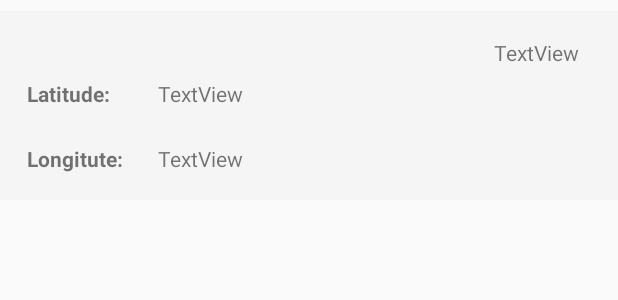
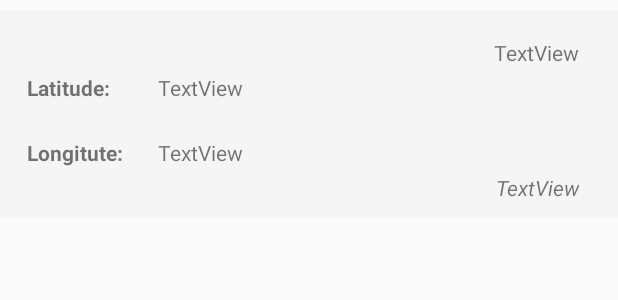
Before and after one commit to ArtemisSoftware/Location-Tracker, an Android app: the layout item_location.xml on its own in the app's theme, with its tools: preview values and no code run, on a phone screen of 412 x 824 dp. Shown: the top 300 px of the screen. Run offline under Robolectric (Android 15) with nearby library versions, the phone set to English and light mode, and no system bars.

Commit message:
Add battery level to item_location layout

```diff
--- a/app/src/main/java/com/artemissoftware/locationtracker/adapters/PinAdapter.kt
+++ b/app/src/main/java/com/artemissoftware/locationtracker/adapters/PinAdapter.kt
@@ -49,6 +49,7 @@ class PinAdapter() : RecyclerView.Adapter<PinViewHolder>() {
 
     fun clear(){
 
+        lastPin = null
         list.clear();
         notifyDataSetChanged();
     }
--- a/app/src/main/java/com/artemissoftware/locationtracker/adapters/PinViewHolder.kt
+++ b/app/src/main/java/com/artemissoftware/locationtracker/adapters/PinViewHolder.kt
@@ -6,6 +6,7 @@ import android.widget.TextView
 import androidx.recyclerview.widget.RecyclerView
 import com.artemissoftware.locationtracker.R
 import com.artemissoftware.locationtracker.models.Pin
+import kotlinx.android.synthetic.main.item_location.view.*
 
 class PinViewHolder (inflater: LayoutInflater, parent: ViewGroup) : RecyclerView.ViewHolder(inflater.inflate(R.layout.item_location, parent, false)) {
 
@@ -25,6 +26,7 @@ class PinViewHolder (inflater: LayoutInflater, parent: ViewGroup) : RecyclerView
         txt_latitude?.text = pin.latitude
         txt_longitute?.text = pin.longitude
         txt_data?.text = pin.date.toString()
+        itemView.txt_battery.text = pin.battery.toString() + "%"
     }
 
 }
--- a/app/src/main/java/com/artemissoftware/locationtracker/models/Pin.kt
+++ b/app/src/main/java/com/artemissoftware/locationtracker/models/Pin.kt
@@ -2,4 +2,4 @@ package com.artemissoftware.locationtracker.models
 
 import java.util.*
 
-data class Pin (val latitude: String, val longitude: String, val date: Date)
+data class Pin (val latitude: String, val longitude: String, val date: Date, val battery: Int)
--- a/app/src/main/res/layout/item_location.xml
+++ b/app/src/main/res/layout/item_location.xml
@@ -1,14 +1,13 @@
 <?xml version="1.0" encoding="utf-8"?>
 
-<androidx.constraintlayout.widget.ConstraintLayout
-    xmlns:android="http://schemas.android.com/apk/res/android"
+<androidx.constraintlayout.widget.ConstraintLayout xmlns:android="http://schemas.android.com/apk/res/android"
     xmlns:app="http://schemas.android.com/apk/res-auto"
     xmlns:tools="http://schemas.android.com/tools"
     android:layout_width="match_parent"
     android:layout_height="wrap_content"
-    android:padding="10dp"
     android:layout_marginTop="7dp"
-    android:background="#f5f5f5">
+    android:background="#f5f5f5"
+    android:padding="10dp">
 
     <TextView
         android:id="@+id/txt_data"
@@ -25,7 +24,7 @@
         android:layout_width="wrap_content"
         android:layout_height="wrap_content"
         android:layout_marginStart="8dp"
-        android:layout_marginTop="8dp"
+        android:layout_marginTop="4dp"
         android:text="@string/latitude_"
         android:textStyle="bold"
         app:layout_constraintStart_toStartOf="parent"
@@ -45,10 +44,8 @@
         android:layout_width="wrap_content"
         android:layout_height="wrap_content"
         android:layout_marginTop="24dp"
-        android:layout_marginBottom="8dp"
         android:text="@string/longitute_"
         android:textStyle="bold"
-        app:layout_constraintBottom_toBottomOf="parent"
         app:layout_constraintStart_toStartOf="@+id/textView4"
         app:layout_constraintTop_toBottomOf="@+id/textView4" />
 
@@ -59,4 +56,14 @@
         android:text="TextView"
         app:layout_constraintStart_toStartOf="@+id/txt_latitude"
         app:layout_constraintTop_toTopOf="@+id/textView6" />
+
+    <TextView
+        android:id="@+id/txt_battery"
+        android:layout_width="wrap_content"
+        android:layout_height="wrap_content"
+        android:layout_marginTop="4dp"
+        android:text="TextView"
+        android:textStyle="italic"
+        app:layout_constraintEnd_toEndOf="@+id/txt_data"
+        app:layout_constraintTop_toBottomOf="@+id/textView6" />
 </androidx.constraintlayout.widget.ConstraintLayout>
--- a/app/src/main/res/values/strings.xml
+++ b/app/src/main/res/values/strings.xml
@@ -22,4 +22,6 @@
     <string name="permission_denied_explanation">Permission was denied, but is needed for core functionality.</string>
     <string name="settings">Settings</string>
 
+    <string name="location_settings_inadequate">Location settings are inadequate, and cannot be fixed here. Fix in Settings.</string>
+    <string name="pending_intent_unable">PendingIntent unable to execute request.</string>
 </resources>
```
Also changed, not shown: app/src/main/java/com/artemissoftware/locationtracker/MainActivity.kt (+5 -25 lines).
